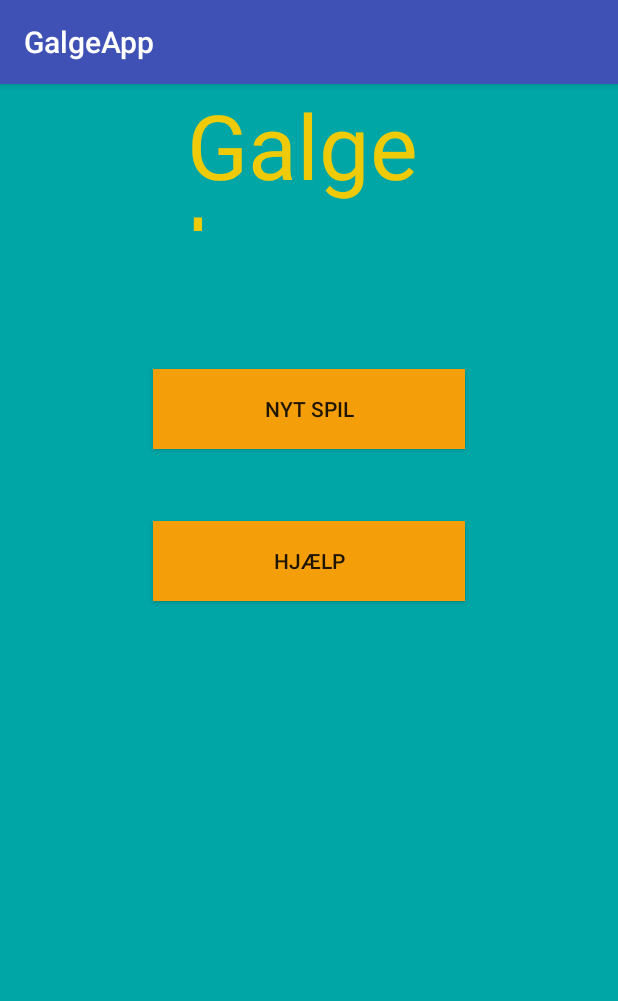
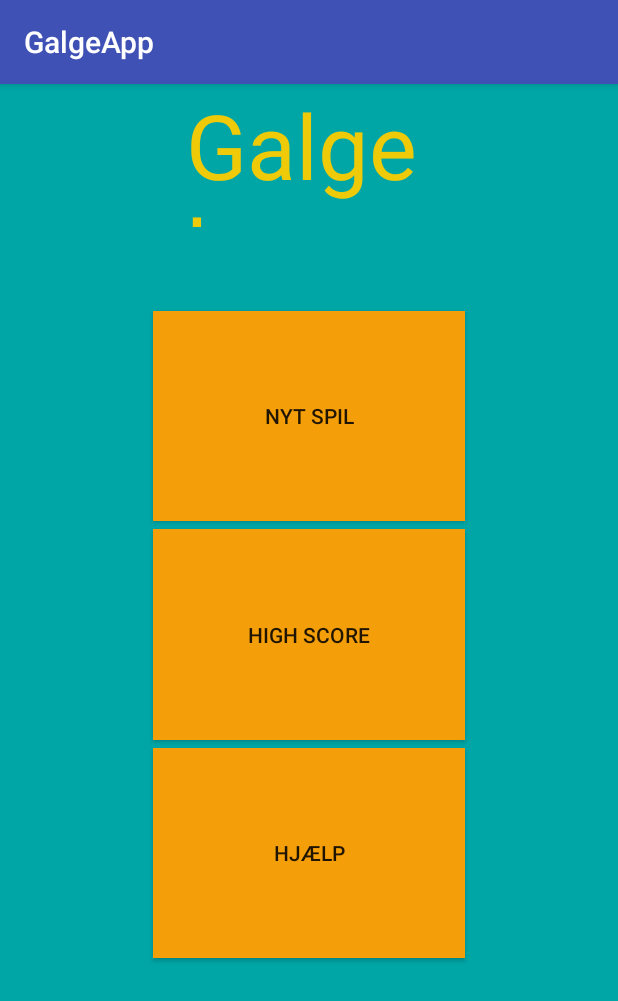
Before and after one commit to carlankjaer/GalgeApp, an Android app: the screen it shows after launch (MainActivity), on a phone screen of 412 x 824 dp. Shown: the top 1001 px of the screen. Run offline under Robolectric (Android 15) with nearby library versions, the phone set to English and light mode, and no system bars; Roboto replaces fonts that are not available here.

Commit message:
Hjælp og high score knapper implementeret

```diff
--- a/app/src/main/AndroidManifest.xml
+++ b/app/src/main/AndroidManifest.xml
@@ -1,6 +1,8 @@
 <?xml version="1.0" encoding="utf-8"?>
 <manifest xmlns:android="http://schemas.android.com/apk/res/android"
     package="com.andersen.caroline.galgeapp">
+
+    <uses-permission android:name="android.permission.INTERNET"/>
 
     <application
         android:allowBackup="true"
--- a/app/src/main/res/layout/activity_main.xml
+++ b/app/src/main/res/layout/activity_main.xml
@@ -9,50 +9,53 @@
     tools:layout_editor_absoluteY="81dp">
 
     <Button
-        android:id="@+id/highScore"
+        android:id="@+id/hjælp"
         android:layout_width="208dp"
-        android:layout_height="53dp"
-        android:layout_marginBottom="8dp"
-        android:layout_marginEnd="8dp"
-        android:layout_marginStart="8dp"
-        android:layout_marginTop="8dp"
+        android:layout_height="0dp"
+        android:layout_marginBottom="185dp"
         android:background="#F49F0A"
         android:text="Hjælp"
         app:layout_constraintBottom_toBottomOf="parent"
         app:layout_constraintEnd_toEndOf="parent"
         app:layout_constraintStart_toStartOf="parent"
-        app:layout_constraintTop_toBottomOf="@+id/overskrift"
-        app:layout_constraintVertical_bias="0.309" />
+        app:layout_constraintTop_toBottomOf="@+id/highScore" />
+
+    <Button
+        android:id="@+id/highScore"
+        android:layout_width="208dp"
+        android:layout_height="0dp"
+        android:layout_marginBottom="5dp"
+        android:background="#F49F0A"
+        android:text="High Score"
+        app:layout_constraintBottom_toTopOf="@+id/hjælp"
+        app:layout_constraintEnd_toEndOf="parent"
+        app:layout_constraintStart_toStartOf="parent"
+        app:layout_constraintTop_toBottomOf="@+id/nytSpil" />
 
     <TextView
         android:id="@+id/overskrift"
         android:layout_width="164dp"
-        android:layout_height="98dp"
-        android:layout_marginEnd="8dp"
-        android:layout_marginStart="8dp"
+        android:layout_height="95dp"
+        android:layout_marginBottom="56dp"
         android:fontFamily="@font/annie_use_your_telescope"
         android:text="Galgeleg"
         android:textColor="#EFCA08"
         android:textSize="60sp"
+        app:layout_constraintBottom_toTopOf="@+id/nytSpil"
         app:layout_constraintEnd_toEndOf="parent"
-        app:layout_constraintHorizontal_bias="0.502"
         app:layout_constraintStart_toStartOf="parent"
         app:layout_constraintTop_toTopOf="parent" />
 
     <Button
         android:id="@+id/nytSpil"
         android:layout_width="208dp"
-        android:layout_height="53dp"
-        android:layout_marginBottom="8dp"
-        android:layout_marginEnd="8dp"
-        android:layout_marginStart="8dp"
-        android:layout_marginTop="8dp"
+        android:layout_height="0dp"
+        android:layout_marginBottom="5dp"
+        android:background="#F49F0A"
         android:text="Nyt Spil"
-        android:background="#F49F0A"
-        app:layout_constraintBottom_toBottomOf="parent"
+        app:layout_constraintBottom_toTopOf="@+id/highScore"
         app:layout_constraintEnd_toEndOf="parent"
         app:layout_constraintStart_toStartOf="parent"
-        app:layout_constraintTop_toBottomOf="@+id/overskrift"
-        app:layout_constraintVertical_bias="0.14" />
+        app:layout_constraintTop_toBottomOf="@+id/overskrift" />
 
 </android.support.constraint.ConstraintLayout>
```
